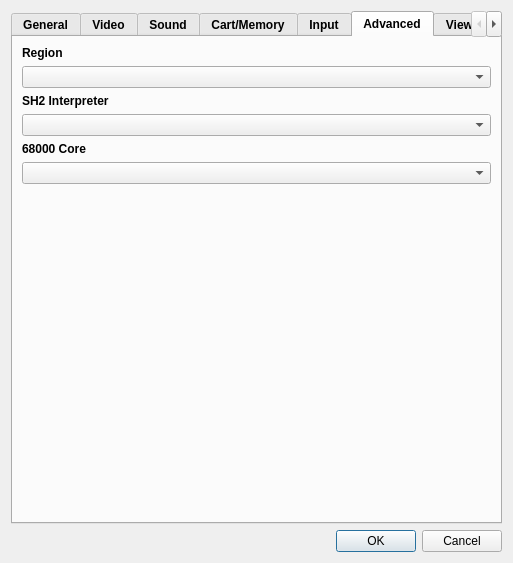
Yabause/yabause, file yabause/src/qt/ui/UISettings.ui: the form before one commit.
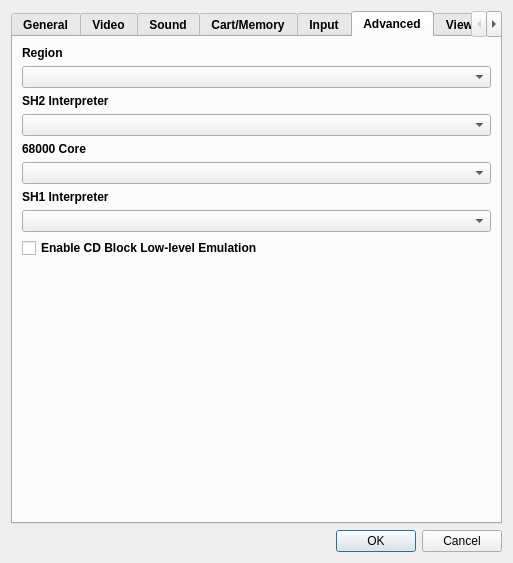
The form after the commit. The open tabs and pages were chosen to show the change. Custom widgets are drawn as their Qt base class.

Commit message: -SH1 breakpoint fixes -Made use_cd_block_lle configurable in settings -Added reset code

Diff of the .ui file:
```diff
--- a/yabause/src/qt/ui/UISettings.ui
+++ b/yabause/src/qt/ui/UISettings.ui
@@ -747,6 +747,23 @@
        <item>
         <widget class="QComboBox" name="cb68kCore"/>
        </item>
+       <item>
+        <widget class="QLabel" name="lSH1Interpreter">
+         <property name="text">
+          <string>SH1 Interpreter</string>
+         </property>
+        </widget>
+       </item>
+       <item>
+        <widget class="QComboBox" name="cbSH1Interpreter"/>
+       </item>
+       <item>
+        <widget class="QCheckBox" name="cbEnableCDBlockLLE">
+         <property name="text">
+          <string>Enable CD Block Low-level Emulation</string>
+         </property>
+        </widget>
+       </item>
        <item>
         <spacer>
          <property name="orientation">
```
Left out of the diff: 4 changed lines with no effect on the pictures. The commit also changes 8 other files.
